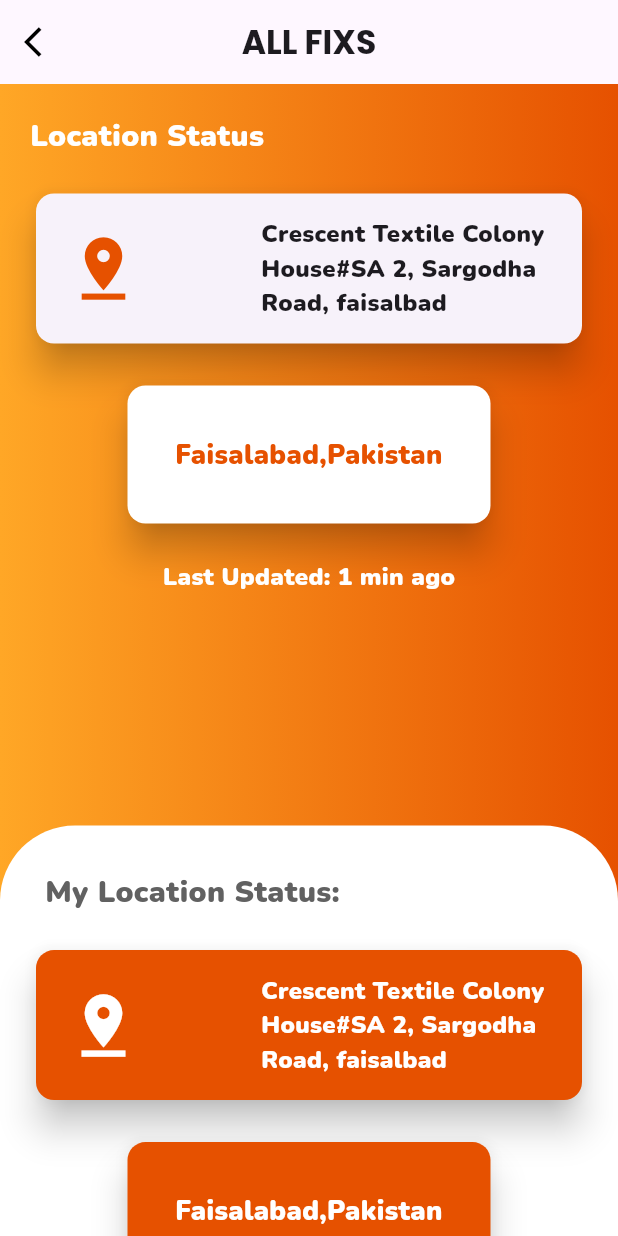
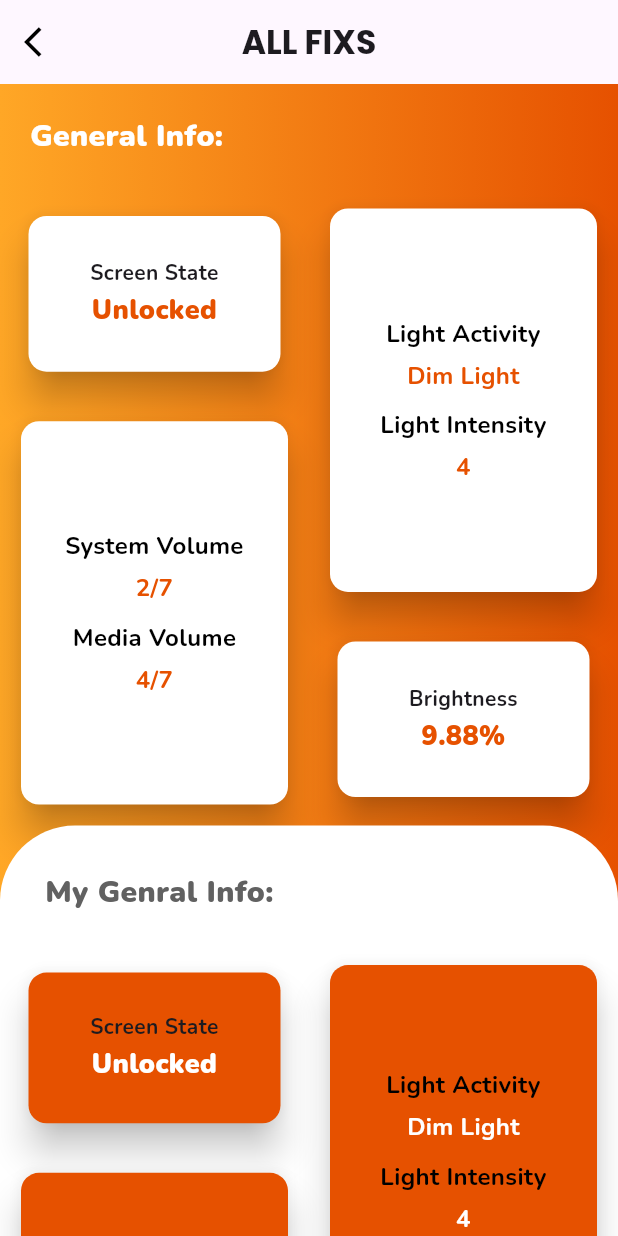
Before and after one commit to kashaf-ud-duja/All_fixs_flutter-projects, a Flutter app: the screen it shows after launch, on a phone screen of 412 x 824 dp. Run offline on Flutter 3.47's test engine with Material 3 defaults, Android fonts, the phone set to English and light mode, and no system bars; our stand-ins replace animated_bottom_navigation_bar, circular_profile_avatar, flutter_sizer, font_awesome_flutter, getwidget, google_fonts and 4 more; missing offline and left inert: dart:html.

Commit message:
General Info Complete UI

```diff
--- a/all_fixs/lib/Views/Features/DeviceInfo/BatteryInfo/battery_info.dart
+++ b/all_fixs/lib/Views/Features/DeviceInfo/BatteryInfo/battery_info.dart
@@ -1,4 +1,4 @@
-import 'package:all_fixs/Views/Widgets/Features/DeviceInfo/Battery%20Info/two_value_card.dart';
+import 'package:all_fixs/Views/Widgets/Features/DeviceInfo/Battery%20Info/two_value_card_battery_info.dart';
 import 'package:flutter/material.dart';
 import 'package:google_fonts/google_fonts.dart';
 import 'package:sleek_circular_slider/sleek_circular_slider.dart';
--- /dev/null
+++ b/all_fixs/lib/Views/Features/DeviceInfo/General Info/general_info.dart
@@ -0,0 +1,263 @@
+import 'package:all_fixs/Views/Widgets/Features/DeviceInfo/General%20Info/two_widget_card.dart';
+import 'package:all_fixs/Views/Widgets/Features/DeviceInfo/two_value_card.dart';
+import 'package:flutter/material.dart';
+import 'package:google_fonts/google_fonts.dart';
+
+class GeneralInfo extends StatelessWidget {
+  const GeneralInfo({super.key});
+
+  @override
+  Widget build(BuildContext context) {
+    return Scaffold(
+      appBar: AppBar(
+        title: Text(
+          "ALL FIXS",
+          style: GoogleFonts.poppins(fontWeight: FontWeight.bold),
+        ),
+        backgroundColor: Colors.transparent,
+        centerTitle: true,
+        leading: IconButton(
+          icon: Icon(Icons.arrow_back_ios),
+          color: Colors.black,
+          onPressed: () {
+            Navigator.of(context).pop();
+          },
+        ),
+      ),
+      body: SingleChildScrollView(
+        child: Container(
+          height: MediaQuery.of(context).size.height * 1.2,
+          decoration: const BoxDecoration(
+            gradient: LinearGradient(
+              colors: [
+                Color(0xFFFFA726),
+                Color(0xFFE65100),
+              ],
+            ),
+          ),
+          child: Column(
+            children: [
+              Expanded(
+                child: Container(
+                  // color: Colors.orange[900],
+                  child: Column(
+                    children: [
+                      SizedBox(
+                        height: 20,
+                      ),
+                      Padding(
+                        padding: EdgeInsets.symmetric(horizontal: 20),
+                        child: Align(
+                          alignment: Alignment.centerLeft,
+                          child: Text(
+                            "General Info:",
+                            style: GoogleFonts.nunito(
+                              fontWeight: FontWeight.w900,
+                              color: Colors.white,
+                              fontSize: 20,
+                            ),
+                          ),
+                        ),
+                      ),
+                      SizedBox(
+                        height: 20,
+                      ),
+                      Expanded(
+                        child: Container(
+                          child: Row(
+                            children: [
+                              Expanded(
+                                child: Container(
+                                  // color: Colors.yellow,
+                                  child: Column(
+                                    children: [
+                                      Expanded(
+                                        child: TwoValueCard(
+                                          text: "Screen State",
+                                          value: "Unlocked",
+                                          clr: Colors.white,
+                                          subwidget: null,
+                                          txtclr: Colors.orange[900],
+                                        ),
+                                      ),
+                                      Expanded(
+                                        flex: 2,
+                                        child: TwoWidgetCard(
+                                          txt1: 'System Volume',
+                                          txtclr1: Colors.black,
+                                          value1: "2/7",
+                                          valueclr1: null,
+                                          cardclr: Colors.white,
+                                          subWidget1: null,
+                                          txt2: 'Media Volume',
+                                          value2: '4/7',
+                                          txtclr2: Colors.black,
+                                          subWidget2: null,
+                                          valueclr2: null,
+                                        ),
+                                      ),
+                                    ],
+                                  ),
+                                ),
+                              ),
+                              Expanded(
+                                child: Container(
+                                  // color: Colors.pink,
+                                  child: Column(
+                                    children: [
+                                      Expanded(
+                                        flex: 2,
+                                        child: TwoWidgetCard(
+                                          txt1: 'Light Activity',
+                                          txtclr1: Colors.black,
+                                          value1: "Dim Light",
+                                          valueclr1: Colors.orange[900],
+                                          subWidget1: null,
+                                          txt2: 'Light Intensity',
+                                          value2: '4',
+                                          txtclr2: Colors.black,
+                                          subWidget2: null,
+                                          valueclr2: Colors.orange[900],
+                                          cardclr: Colors.white,
+                                        ),
+                                      ),
+                                      Expanded(
+                                        child: TwoValueCard(
+                                          text: "Brightness",
+                                          value: "9.88%",
+                                          clr: Colors.white,
+                                          subwidget: null,
+                                          txtclr: Colors.orange[900],
+                                        ),
+                                      ),
+                                    ],
+                                  ),
+                                ),
+                              ),
+                            ],
+                          ),
+                        ),
+                      )
+                    ],
+                  ),
+                ),
+              ),
+              Expanded(
+                child: Container(
+                  width: double.infinity,
+                  decoration: const BoxDecoration(
+                    color: Colors.white,
+                    borderRadius: BorderRadius.only(
+                      topLeft: Radius.circular(50),
+                      topRight: Radius.circular(50),
+                    ),
+                  ),
+                  child: Column(
+                    children: [
+                      SizedBox(
+                        height: 30,
+                      ),
+                      Padding(
+                        padding: EdgeInsets.symmetric(horizontal: 30),
+                        child: Align(
+                          alignment: Alignment.centerLeft,
+                          child: Text(
+                            "My Genral Info:",
+                            style: GoogleFonts.nunito(
+                              fontSize: 20,
+                              fontWeight: FontWeight.w900,
+                              color: Colors.grey[700],
+                            ),
+                          ),
+                        ),
+                      ),
+                      SizedBox(
+                        height: 20,
+                      ),
+                      Expanded(
+                        child: Container(
+                          child: Row(
+                            children: [
+                              Expanded(
+                                child: Container(
+                                  // color: Colors.yellow,
+                                  child: Column(
+                                    children: [
+                                      Expanded(
+                                        child: TwoValueCard(
+                                          text: "Screen State",
+                                          value: "Unlocked",
+                                          clr: Colors.orange[900],
+                                          subwidget: null,
+                                          txtclr: Colors.white,
+                                        ),
+                                      ),
+                                      Expanded(
+                                        flex: 2,
+                                        child: TwoWidgetCard(
+                                          txt1: 'System Volume',
+                                          txtclr1: Colors.black,
+                                          value1: "2/7",
+                                          valueclr1: Colors.white,
+                                          cardclr: Colors.orange[900],
+                                          subWidget1: null,
+                                          txt2: 'Media Volume',
+                                          txtclr2: Colors.black,
+                                          value2: '4/7',
+                                          valueclr2: Colors.white,
+                                          subWidget2: null,
+                                        ),
+                                      ),
+                                    ],
+                                  ),
+                                ),
+                              ),
+                              Expanded(
+                                child: Container(
+                                  // color: Colors.pink,
+                                  child: Column(
+                                    children: [
+                                      Expanded(
+                                        flex: 2,
+                                        child: TwoWidgetCard(
+                                          txt1: 'Light Activity',
+                                          txtclr1: Colors.black,
+                                          value1: "Dim Light",
+                                          valueclr1: Colors.white,
+                                          subWidget1: null,
+                                          txt2: 'Light Intensity',
+                                          txtclr2: Colors.black,
+                                          value2: '4',
+                                          valueclr2: Colors.white,
+                                          cardclr: Colors.orange[900],
+                                          subWidget2: null,
+                                        ),
+                                      ),
+                                      Expanded(
+                                        child: TwoValueCard(
+                                          text: "Brightness",
+                                          value: "9.88%",
+                                          clr: Colors.orange[900],
+                                          subwidget: null,
+                                          txtclr: Colors.white,
+                                        ),
+                                      ),
+                                    ],
+                                  ),
+                                ),
+                              ),
+                            ],
+                          ),
+                        ),
+                      )
+                    ],
+                  ),
+                ),
+              ),
+            ],
+          ),
+        ),
+      ),
+    );
+  }
+}
--- a/all_fixs/lib/Views/Features/DeviceInfo/Location/location_info.dart
+++ b/all_fixs/lib/Views/Features/DeviceInfo/Location/location_info.dart
@@ -1,4 +1,4 @@
-import 'package:all_fixs/Views/Widgets/Features/DeviceInfo/one_value_card.dart';
+import 'package:all_fixs/Views/Widgets/Features/DeviceInfo/User%20Info/one_value_card.dart';
 import 'package:flutter/material.dart';
 import 'package:flutter/widgets.dart';
 import 'package:google_fonts/google_fonts.dart';
--- a/all_fixs/lib/Views/Features/DeviceInfo/UserStatus/user_status.dart
+++ b/all_fixs/lib/Views/Features/DeviceInfo/UserStatus/user_status.dart
@@ -1,4 +1,4 @@
-import 'package:all_fixs/Views/Widgets/Features/DeviceInfo/one_value_card.dart';
+import 'package:all_fixs/Views/Widgets/Features/DeviceInfo/User%20Info/one_value_card.dart';
 import 'package:all_fixs/Views/Widgets/Features/DeviceInfo/two_value_card.dart';
 import 'package:flutter/cupertino.dart';
 import 'package:flutter/material.dart';
--- /dev/null
+++ b/all_fixs/lib/Views/Widgets/Features/DeviceInfo/General Info/two_widget_card.dart
@@ -0,0 +1,107 @@
+import 'package:flutter/material.dart';
+import 'package:google_fonts/google_fonts.dart';
+
+class TwoWidgetCard extends StatelessWidget {
+  final String txt1;
+  final String value1;
+  final Widget? subWidget1;
+  final Color? txtclr1;
+  final Color? valueclr1;
+
+  final Color? cardclr;
+
+  final String txt2;
+  final Color? txtclr2;
+  final String value2;
+  final Color? valueclr2;
+  final Widget? subWidget2;
+
+  TwoWidgetCard({
+    required this.txt1,
+    required this.value1,
+    required this.subWidget1,
+    required this.txtclr1,
+    required this.valueclr1,
+
+    required this.cardclr,
+
+    required this.txt2,
+    required this.txtclr2,
+    required this.value2,
+    required this.valueclr2,
+    required this.subWidget2,
+  });
+
+  @override
+  Widget build(BuildContext context) {
+    return Expanded(
+      child: Container(
+          padding: EdgeInsets.symmetric(horizontal: 10, vertical: 10),
+          color: Colors.transparent,
+          width: double.infinity,
+          child: Card(
+            color: cardclr ?? Colors.white,
+            elevation: 10,
+            child: Column(
+              mainAxisAlignment: MainAxisAlignment.center,
+              crossAxisAlignment: CrossAxisAlignment.center,
+              children: [
+                Container(
+                  child: Column(
+                    children: [
+                      Text(
+                        txt1,
+                        textAlign: TextAlign.center,
+                        style: GoogleFonts.nunito(
+                          fontWeight: FontWeight.bold,
+                          fontSize: 16,
+                          color: txtclr1 ?? Colors.black,
+                        ),
+                      ),
+                      SizedBox(
+                        height: 5,
+                      ),
+                      subWidget1 ??
+                          Text(
+                            value1,
+                            textAlign: TextAlign.center,
+                            style: GoogleFonts.nunito(
+                              fontWeight: FontWeight.bold,
+                              fontSize: 16,
+                              color: valueclr1 ?? Colors.orange[900],
+                            ),
+                          ),
+                      SizedBox(
+                        height: 10,
+                      ),
+                      Text(
+                        txt2,
+                        textAlign: TextAlign.center,
+                        style: GoogleFonts.nunito(
+                          fontWeight: FontWeight.bold,
+                          fontSize: 16,
+                          color: txtclr2 ?? Colors.black,
+                        ),
+                      ),
+                      SizedBox(
+                        height: 5,
+                      ),
+                      subWidget2 ??
+                          Text(
+                            value2,
+                            textAlign: TextAlign.center,
+                            style: GoogleFonts.nunito(
+                              fontWeight: FontWeight.bold,
+                              fontSize: 16,
+                              color: valueclr2 ?? Colors.orange[900],
+                            ),
+                          ),
+                    ],
+                  ),
+                ),
+              ],
+            ),
+          )),
+    );
+  }
+}
--- a/all_fixs/lib/Views/Widgets/Features/DeviceInfo/two_value_card.dart
+++ b/all_fixs/lib/Views/Widgets/Features/DeviceInfo/two_value_card.dart
@@ -31,7 +31,7 @@ class TwoValueCard extends StatelessWidget {
               text,
               textAlign: TextAlign.center,
               style: GoogleFonts.nunito(
-                fontWeight: FontWeight.w500,
+                fontWeight: FontWeight.bold,
               ),
             ),
             SizedBox(
@@ -43,7 +43,7 @@ class TwoValueCard extends StatelessWidget {
                   textAlign: TextAlign.center,
                   style: GoogleFonts.nunito(
                     fontWeight: FontWeight.w900,
-                    color: txtclr ?? Colors.pink,
+                    color: txtclr ?? Colors.orange[900],
                     fontSize: 18,
                   ),
                 ),
--- a/all_fixs/lib/main.dart
+++ b/all_fixs/lib/main.dart
@@ -1,5 +1,6 @@
 // ignore_for_file: unused_import
 import 'package:all_fixs/Views/Features/DeviceInfo/BatteryInfo/battery_info.dart';
+import 'package:all_fixs/Views/Features/DeviceInfo/General%20Info/general_info.dart';
 import 'package:all_fixs/Views/Features/DeviceInfo/Location/location_info.dart';
 import 'package:all_fixs/Views/Features/DeviceInfo/UserStatus/user_status.dart';
 import 'package:all_fixs/Views/Features/DeviceInfo/device_info.dart';
@@ -28,7 +29,7 @@ class Allfixs extends StatelessWidget {
             builder: (context, orientation, screenType) {
             return MaterialApp(
               title: 'All Fixs',
-              home: LocationInfo(),
+              home: GeneralInfo(),
               debugShowCheckedModeBanner: false,
             );
             }
```
Also changed, not shown: all_fixs/lib/Views/Widgets/Features/DeviceInfo/Battery Info/two_value_card_battery_info.dart (renamed from all_fixs/lib/Views/Widgets/Features/DeviceInfo/Battery Info/two_value_card.dart), all_fixs/lib/Views/Widgets/Features/DeviceInfo/User Info/one_value_card.dart (renamed from all_fixs/lib/Views/Widgets/Features/DeviceInfo/one_value_card.dart).
